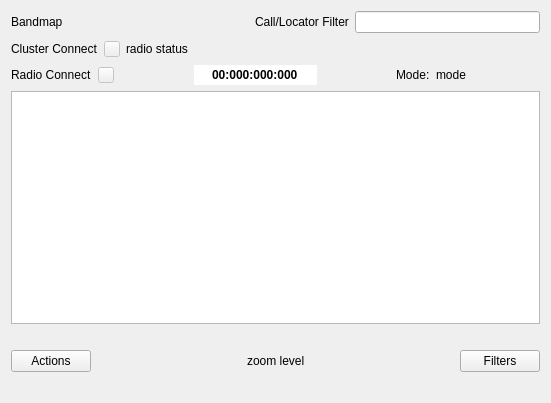
Rsclub22/Minos2-Mirror, file mqt/MqtLogger/bandmapclientframe.ui: the form before one commit.
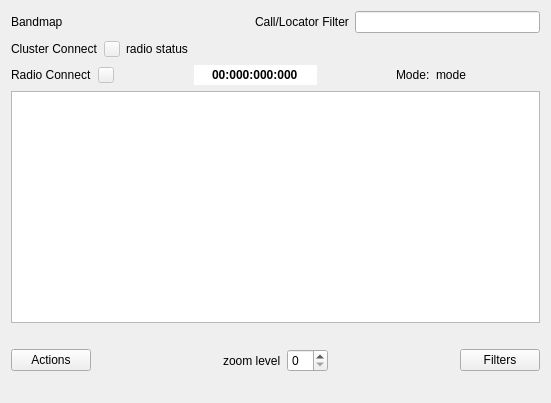
The form after the commit. Custom widgets are drawn as their Qt base class.

What changed in the file:
```diff
--- a/mqt/MqtLogger/bandmapclientframe.ui
+++ b/mqt/MqtLogger/bandmapclientframe.ui
@@ -265,6 +265,13 @@
        </property>
       </widget>
      </item>
+     <item>
+      <widget class="QSpinBox" name="zoomSpinner">
+       <property name="maximum">
+        <number>16</number>
+       </property>
+      </widget>
+     </item>
      <item>
       <spacer name="horizontalSpacer_6">
        <property name="orientation">
```
Left out of the diff: 1 changed line with no effect on the pictures.
